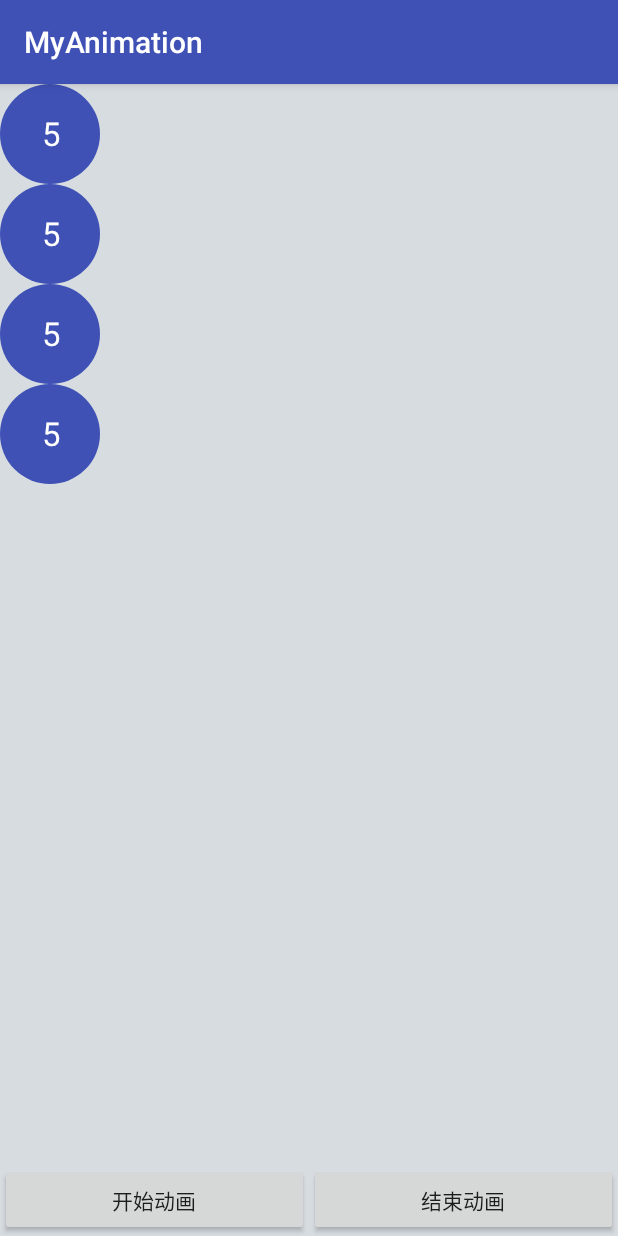
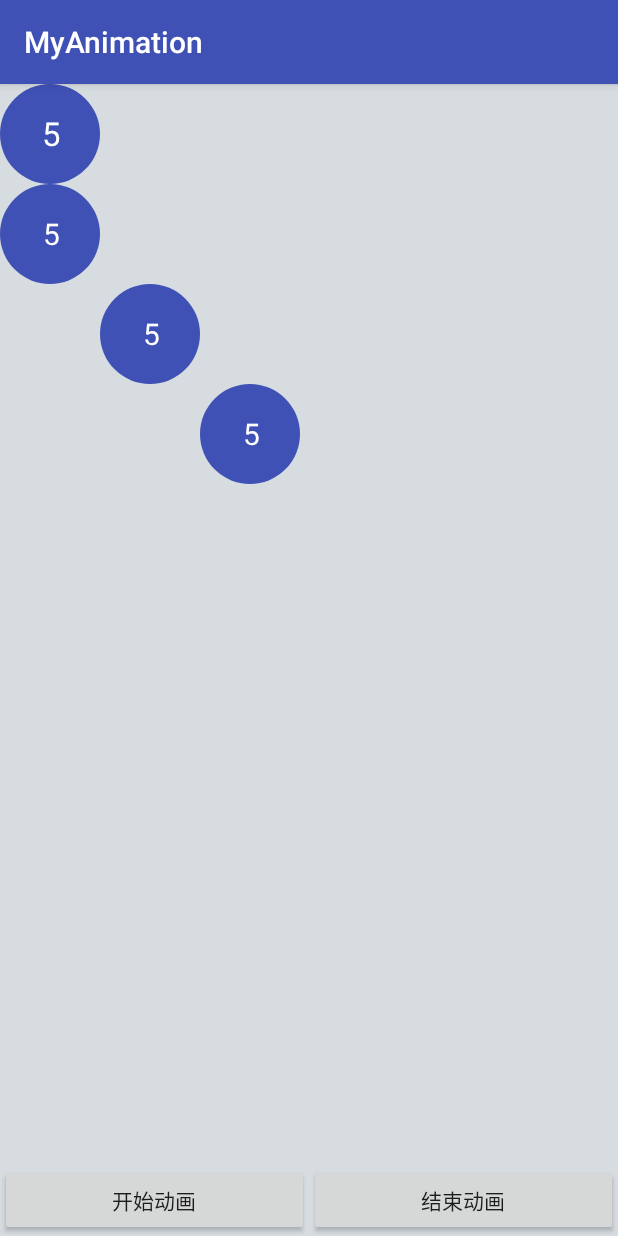
Before and after one commit to zhaoxiansheng/MyAnimation, an Android app: the ScrollAnimationActivity screen opened directly, with no data from a screen before it, on a phone screen of 412 x 824 dp. Run offline under Robolectric (Android 15) with nearby library versions, the phone set to English and light mode, and no system bars.

Commit message:
修改onLayout

```diff
--- a/app/src/main/java/com/example/zy/myanimation/activity/ScrollAnimationActivity.java
+++ b/app/src/main/java/com/example/zy/myanimation/activity/ScrollAnimationActivity.java
@@ -9,6 +9,7 @@ import android.widget.Button;
 
 import com.example.zy.myanimation.R;
 import com.example.zy.myanimation.view.scroll.ScrollAnimView;
+import com.example.zy.myanimation.view.scroll.Triangle;
 
 /**
  * Create on 17/10/31
@@ -29,6 +30,7 @@ public class ScrollAnimationActivity extends AppCompatActivity implements View.O
 
     private void initView() {
         scrollAnimView = findViewById(R.id.scroll_view1);
+        Triangle triangle = findViewById(R.id.triangle);
         Button startBtn = findViewById(R.id.start_anim_btn);
         Button endBtn = findViewById(R.id.end_anim_btn);
         startBtn.setOnClickListener(this);
--- /dev/null
+++ b/app/src/main/java/com/example/zy/myanimation/view/scroll/Triangle.java
@@ -0,0 +1,198 @@
+package com.example.zy.myanimation.view.scroll;
+
+import android.content.Context;
+import android.util.AttributeSet;
+import android.view.View;
+import android.view.ViewGroup;
+import android.widget.RelativeLayout;
+
+import com.example.zy.myanimation.R;
+
+import java.util.ArrayList;
+
+/**
+ * Created on 2018/5/7.
+ *
+ * @author zhaoy
+ */
+public class Triangle extends ViewGroup {
+
+    private ArrayList<String> winningNum;
+
+    private ScrollAnimView scrollAnimView0;
+    private ScrollAnimView scrollAnimView1;
+    private ScrollAnimView scrollAnimView2;
+    private ScrollAnimView scrollAnimView3;
+    private ScrollAnimView scrollAnimView4;
+    private ScrollAnimView scrollAnimView5;
+
+    public Triangle(Context context) {
+        super(context);
+        initAttrs(context);
+    }
+
+    public Triangle(Context context, AttributeSet attrs) {
+        super(context, attrs);
+        initAttrs(context);
+    }
+
+    public Triangle(Context context, AttributeSet attrs, int defStyleAttr) {
+        super(context, attrs, defStyleAttr);
+        initAttrs(context);
+    }
+
+    private void initAttrs(Context context) {
+        scrollAnimView0 = new ScrollAnimView(context);
+        scrollAnimView0.setId(R.id.scrollAnimView0);
+//        RelativeLayout.LayoutParams params0 = new RelativeLayout.LayoutParams(LayoutParams.WRAP_CONTENT,
+//                LayoutParams.WRAP_CONTENT);
+//        params0.addRule(RelativeLayout.ALIGN_PARENT_TOP);
+
+        scrollAnimView1 = new ScrollAnimView(context);
+        scrollAnimView1.setId(R.id.scrollAnimView1);
+//        RelativeLayout.LayoutParams params1 = new RelativeLayout.LayoutParams(LayoutParams.WRAP_CONTENT,
+//                LayoutParams.WRAP_CONTENT);
+//        params1.addRule(RelativeLayout.BELOW, R.id.scrollAnimView0);
+
+        scrollAnimView2 = new ScrollAnimView(context);
+        scrollAnimView2.setId(R.id.scrollAnimView2);
+//        RelativeLayout.LayoutParams params2 = new RelativeLayout.LayoutParams(LayoutParams.WRAP_CONTENT,
+//                LayoutParams.WRAP_CONTENT);
+//        params2.addRule(RelativeLayout.BELOW, R.id.scrollAnimView0);
+//        params2.addRule(RelativeLayout.END_OF, R.id.scrollAnimView1);
+
+        scrollAnimView3 = new ScrollAnimView(context);
+        scrollAnimView3.setId(R.id.scrollAnimView3);
+//        RelativeLayout.LayoutParams params3 = new RelativeLayout.LayoutParams(LayoutParams.WRAP_CONTENT,
+//                LayoutParams.WRAP_CONTENT);
+//        params3.addRule(RelativeLayout.BELOW, 1);
+//
+//        scrollAnimView4 = new ScrollAnimView(context);
+//        scrollAnimView4.setId(4);
+//        RelativeLayout.LayoutParams params4 = new RelativeLayout.LayoutParams(LayoutParams.WRAP_CONTENT,
+//                LayoutParams.WRAP_CONTENT);
+//        params4.addRule(RelativeLayout.BELOW, 1);
+//        params4.addRule(RelativeLayout.END_OF, 3);
+//
+//        scrollAnimView5 = new ScrollAnimView(context);
+//        scrollAnimView5.setId(5);
+//        RelativeLayout.LayoutParams params5 = new RelativeLayout.LayoutParams(LayoutParams.WRAP_CONTENT,
+//                LayoutParams.WRAP_CONTENT);
+//        params5.addRule(RelativeLayout.BELOW, 1);
+//        params5.addRule(RelativeLayout.END_OF, 4);
+
+//        ScrollAnimView scrollAnimView6 = new ScrollAnimView(context);
+//        scrollAnimView6.setId(6);
+//
+//        ScrollAnimView scrollAnimView7 = new ScrollAnimView(context);
+//        scrollAnimView7.setId(7);
+//
+//        ScrollAnimView scrollAnimView8 = new ScrollAnimView(context);
+//        scrollAnimView8.setId(8);
+//
+//        ScrollAnimView scrollAnimView9 = new ScrollAnimView(context);
+//        scrollAnimView9.setId(9);
+//
+//        ScrollAnimView scrollAnimView10 = new ScrollAnimView(context);
+//        scrollAnimView10.setId(10);
+//
+//        ScrollAnimView scrollAnimView11 = new ScrollAnimView(context);
+//        scrollAnimView11.setId(11);
+//
+//        ScrollAnimView scrollAnimView12 = new ScrollAnimView(context);
+//        scrollAnimView12.setId(12);
+//
+//        ScrollAnimView scrollAnimView13 = new ScrollAnimView(context);
+//        scrollAnimView13.setId(13);
+//
+//        ScrollAnimView scrollAnimView14 = new ScrollAnimView(context);
+//        scrollAnimView14.setId(14);
+
+        addView(scrollAnimView0);
+        addView(scrollAnimView1);
+        addView(scrollAnimView2);
+//        addView(scrollAnimView3, params3);
+//        addView(scrollAnimView4, params4);
+//        addView(scrollAnimView5, params5);
+//        mLayout.addView(scrollAnimView6);
+//        mLayout.addView(scrollAnimView7);
+//        mLayout.addView(scrollAnimView8);
+//        mLayout.addView(scrollAnimView9);
+//        mLayout.addView(scrollAnimView10);
+//        mLayout.addView(scrollAnimView11);
+//        mLayout.addView(scrollAnimView12);
+//        mLayout.addView(scrollAnimView13);
+//        mLayout.addView(scrollAnimView14);
+    }
+
+
+    @Override
+    protected void onLayout(boolean changed, int l, int t, int r, int b) {
+        //子控件的个数
+        int count = getChildCount();
+
+        //子View
+        View child;
+        //子view用于layout的 l t r b
+        int viewL, viewT, viewR, viewB;
+        //子View 本身的宽高
+        int childW, childH;
+
+
+        for (int i = 0; i < count; i++) {
+            child = getChildAt(i);
+            //获取子View本身的宽高:
+            childW = child.getMeasuredWidth();
+            childH = child.getMeasuredHeight();
+
+            //当前行可以放下子View:
+            viewL = childW * i;
+            viewT = childH * i;
+            viewR = viewL + childW;
+            viewB = viewT + childH;
+
+            System.out.println(viewL + "/" + viewT + "/" + viewR + "/" + viewB);
+            //布局子View
+            child.layout(viewL, viewT, viewR, viewB);
+        }
+    }
+
+    @Override
+    protected void onMeasure(int widthMeasureSpec, int heightMeasureSpec) {
+        int widthMode = MeasureSpec.getMode(widthMeasureSpec);
+        int widthMeasure = MeasureSpec.getSize(widthMeasureSpec);
+        int heightMode = MeasureSpec.getMode(heightMeasureSpec);
+        int heightMeasure = MeasureSpec.getSize(heightMeasureSpec);
+
+        //最大宽度
+        int maxWidth;
+        //总高度
+        int totalHeight;
+
+        int count = getChildCount();
+        int lineNum = (int) Math.ceil((1 + Math.sqrt(1 + 4 * count)) / 2);
+
+        View childView;
+        //子View Layout需要的宽高(包含margin)，用于计算是否越界
+        int childWidth;
+        int childHeight;
+
+        for (int i = 0; i < count; i++) {
+            childView = getChildAt(i);
+            measureChild(childView, widthMeasureSpec, heightMeasureSpec);
+        }
+
+        childView = getChildAt(0);
+        childWidth = childView.getMeasuredWidth();
+        childHeight = childView.getMeasuredHeight();
+        maxWidth = lineNum * childWidth;
+        totalHeight = lineNum * childHeight;
+        System.out.println(maxWidth + "/" + totalHeight);
+
+        setMeasuredDimension(maxWidth, totalHeight);
+    }
+
+    public void setWinningNum(ArrayList<String> winningNum) {
+        this.winningNum = winningNum;
+    }
+}
--- a/app/src/main/res/layout/activity_scroll_animation.xml
+++ b/app/src/main/res/layout/activity_scroll_animation.xml
@@ -15,32 +15,12 @@
         app:text_color="@color/white"
         app:text_size="22sp" />
 
-    <com.example.zy.myanimation.view.scroll.ScrollAnimView
-        android:id="@+id/scroll_view2"
+    <com.example.zy.myanimation.view.scroll.Triangle
+        android:id="@+id/triangle"
         android:layout_width="wrap_content"
         android:layout_height="wrap_content"
-        android:layout_below="@+id/scroll_view1"
-        app:round_color="@color/colorPrimary"
-        app:text_color="@color/white"
-        app:text_size="22sp" />
-
-    <com.example.zy.myanimation.view.scroll.ScrollAnimView
-        android:id="@+id/scroll_view3"
-        android:layout_width="wrap_content"
-        android:layout_height="wrap_content"
-        android:layout_below="@+id/scroll_view2"
-        app:round_color="@color/colorPrimary"
-        app:text_color="@color/white"
-        app:text_size="22sp" />
-
-    <com.example.zy.myanimation.view.scroll.ScrollAnimView
-        android:id="@+id/scroll_view4"
-        android:layout_width="wrap_content"
-        android:layout_height="wrap_content"
-        android:layout_below="@+id/scroll_view3"
-        app:round_color="@color/colorPrimary"
-        app:text_color="@color/white"
-        app:text_size="22sp" />
+        android:layout_below="@+id/scroll_view1">
+    </com.example.zy.myanimation.view.scroll.Triangle>
 
     <LinearLayout
         android:layout_width="match_parent"
--- a/app/src/main/res/values/ids.xml
+++ b/app/src/main/res/values/ids.xml
@@ -1,4 +1,20 @@
 <?xml version="1.0" encoding="utf-8"?>
 <resources>
     <item name="mcv_pager" type="id"/>
+
+    <item name="scrollAnimView0" type="id"/>
+    <item name="scrollAnimView1" type="id"/>
+    <item name="scrollAnimView2" type="id"/>
+    <item name="scrollAnimView3" type="id"/>
+    <item name="scrollAnimView4" type="id"/>
+    <item name="scrollAnimView5" type="id"/>
+    <item name="scrollAnimView6" type="id"/>
+    <item name="scrollAnimView7" type="id"/>
+    <item name="scrollAnimView8" type="id"/>
+    <item name="scrollAnimView9" type="id"/>
+    <item name="scrollAnimView10" type="id"/>
+    <item name="scrollAnimView11" type="id"/>
+    <item name="scrollAnimView12" type="id"/>
+    <item name="scrollAnimView13" type="id"/>
+    <item name="scrollAnimView14" type="id"/>
 </resources>
```
Also changed, not shown: app/src/main/java/com/example/zy/myanimation/view/scroll/MyView.java (deleted, +0 -89 lines).
